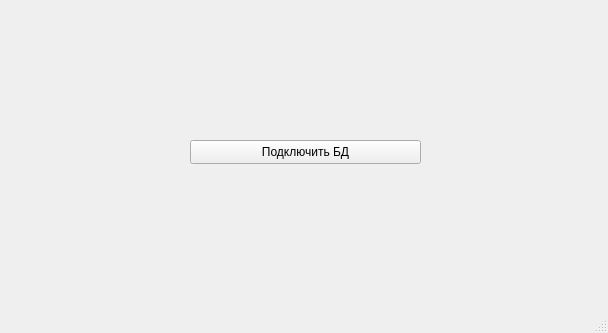
The window that mainwindow.ui (flam1ngo289/QT_Task3) describes before a commit, drawn with Qt 5.
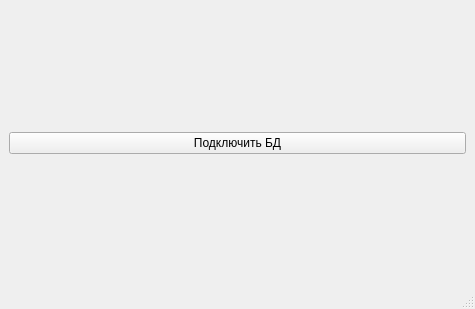
The same window after the commit.

Patch:
```diff
--- a/mainwindow.ui
+++ b/mainwindow.ui
@@ -6,27 +6,23 @@
    <rect>
     <x>0</x>
     <y>0</y>
-    <width>608</width>
-    <height>333</height>
+    <width>475</width>
+    <height>309</height>
    </rect>
   </property>
   <property name="windowTitle">
    <string>MainWindow</string>
   </property>
   <widget class="QWidget" name="centralwidget">
+   <layout class="QVBoxLayout" name="verticalLayout">
+    <item>
    <widget class="QPushButton" name="pushButton">
-    <property name="geometry">
-     <rect>
-      <x>190</x>
-      <y>140</y>
-      <width>231</width>
-      <height>24</height>
-     </rect>
-    </property>
     <property name="text">
      <string>Подключить БД</string>
     </property>
    </widget>
+    </item>
+   </layout>
   </widget>
   <widget class="QMenuBar" name="menubar">
    <property name="geometry">
```
Left out of the diff: 2 changed lines with no effect on the pictures. Lines whose indentation alone changed are shown as unchanged.
